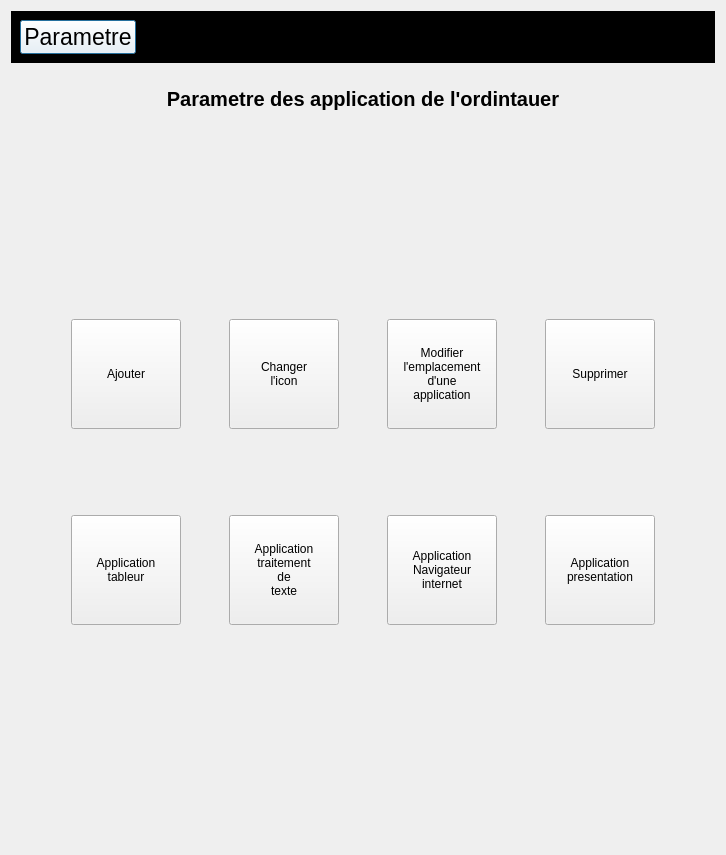
First picture: the form in arrerasettingui.ui, repository Arrera-Software/Arrera-Interface, before the edit.
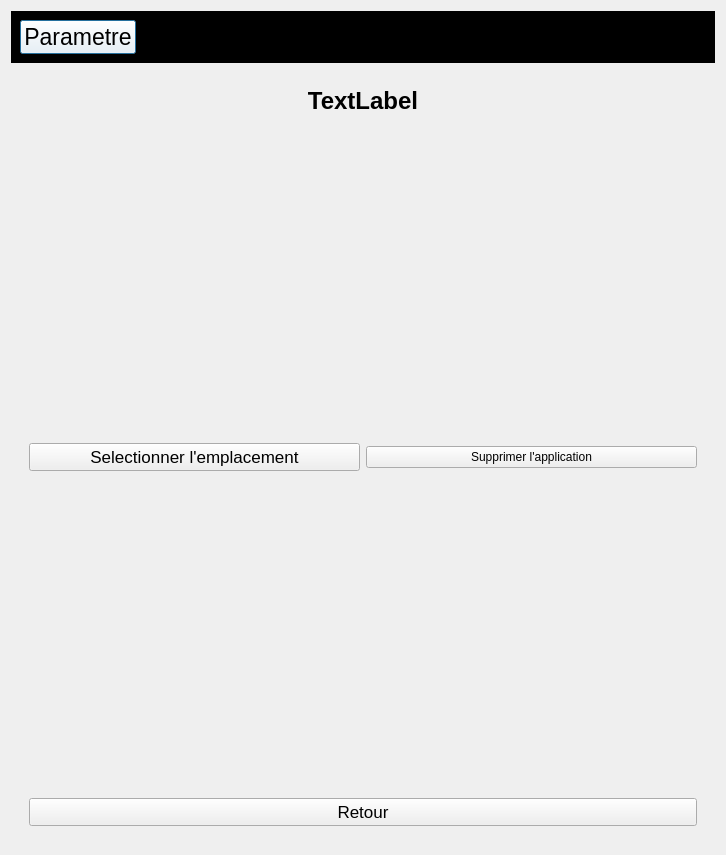
Second picture: the form after the edit. Icons and pictures are not drawn.

Commit message: Creation de l'interface de la partie application speciauxx

```diff
--- a/arrerasettingui.ui
+++ b/arrerasettingui.ui
@@ -1114,7 +1114,7 @@
        <item>
         <widget class="QStackedWidget" name="appstacked">
          <property name="currentIndex">
-          <number>0</number>
+          <number>1</number>
          </property>
          <widget class="QWidget" name="mainpcapp">
           <layout class="QVBoxLayout" name="verticalLayout_8">
@@ -1355,6 +1355,87 @@
            </item>
           </layout>
          </widget>
+         <widget class="QWidget" name="manageappspe">
+          <layout class="QVBoxLayout" name="verticalLayout_16">
+           <item>
+            <widget class="QLabel" name="LINCAPPSPEMANAGE">
+             <property name="font">
+              <font>
+               <pointsize>18</pointsize>
+               <bold>true</bold>
+              </font>
+             </property>
+             <property name="text">
+              <string>TextLabel</string>
+             </property>
+             <property name="alignment">
+              <set>Qt::AlignmentFlag::AlignCenter</set>
+             </property>
+            </widget>
+           </item>
+           <item>
+            <spacer name="verticalSpacer_50">
+             <property name="orientation">
+              <enum>Qt::Orientation::Vertical</enum>
+             </property>
+             <property name="sizeHint" stdset="0">
+              <size>
+               <width>20</width>
+               <height>40</height>
+              </size>
+             </property>
+            </spacer>
+           </item>
+           <item>
+            <layout class="QHBoxLayout" name="horizontalLayout_6">
+             <item>
+              <widget class="QPushButton" name="IDC_CHOOSEAPPSPE">
+               <property name="font">
+                <font>
+                 <pointsize>13</pointsize>
+                </font>
+               </property>
+               <property name="text">
+                <string>Selectionner l'emplacement</string>
+               </property>
+              </widget>
+             </item>
+             <item>
+              <widget class="QPushButton" name="IDC_RESETAPPSPEC">
+               <property name="text">
+                <string>Supprimer l'application</string>
+               </property>
+              </widget>
+             </item>
+            </layout>
+           </item>
+           <item>
+            <spacer name="verticalSpacer_53">
+             <property name="orientation">
+              <enum>Qt::Orientation::Vertical</enum>
+             </property>
+             <property name="sizeHint" stdset="0">
+              <size>
+               <width>20</width>
+               <height>40</height>
+              </size>
+             </property>
+            </spacer>
+           </item>
+           <item>
+            <widget class="QPushButton" name="IDC_CANCELAPPSPEMANAGE">
+             <property name="font">
+              <font>
+               <pointsize>13</pointsize>
+              </font>
+             </property>
+             <property name="text">
+              <string>Retour</string>
+             </property>
+            </widget>
+           </item>
+          </layout>
+         </widget>
          <widget class="QWidget" name="iconchangedapp">
           <layout class="QVBoxLayout" name="verticalLayout_21">
            <item>
```
The commit also changes 2 other files.
